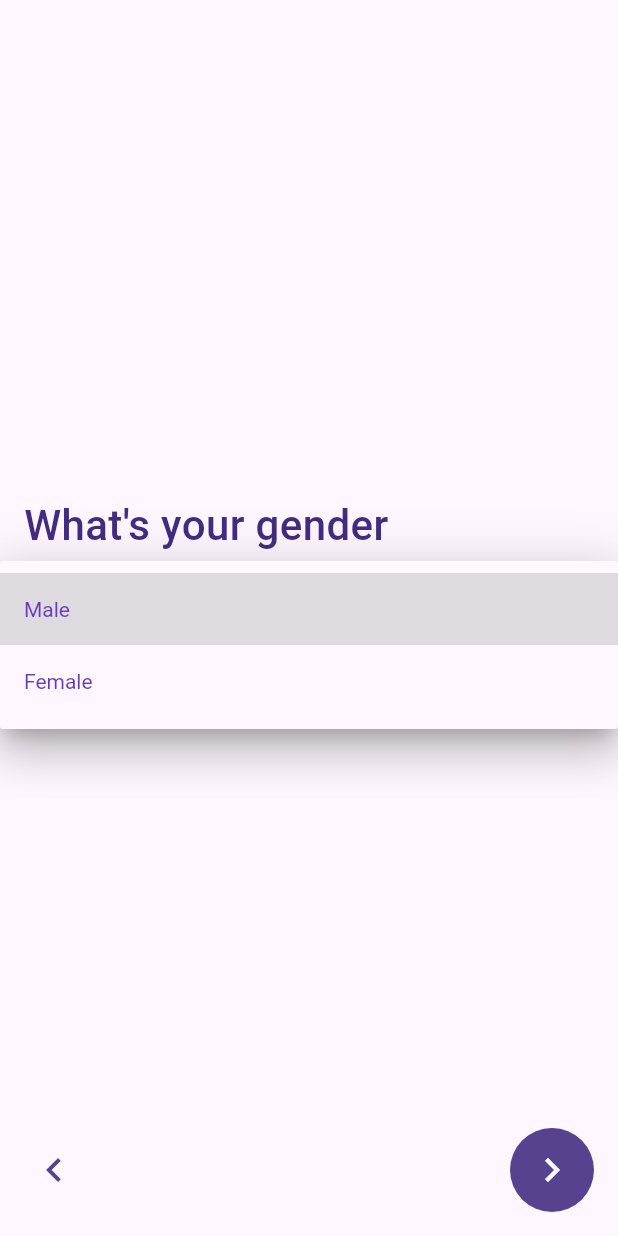
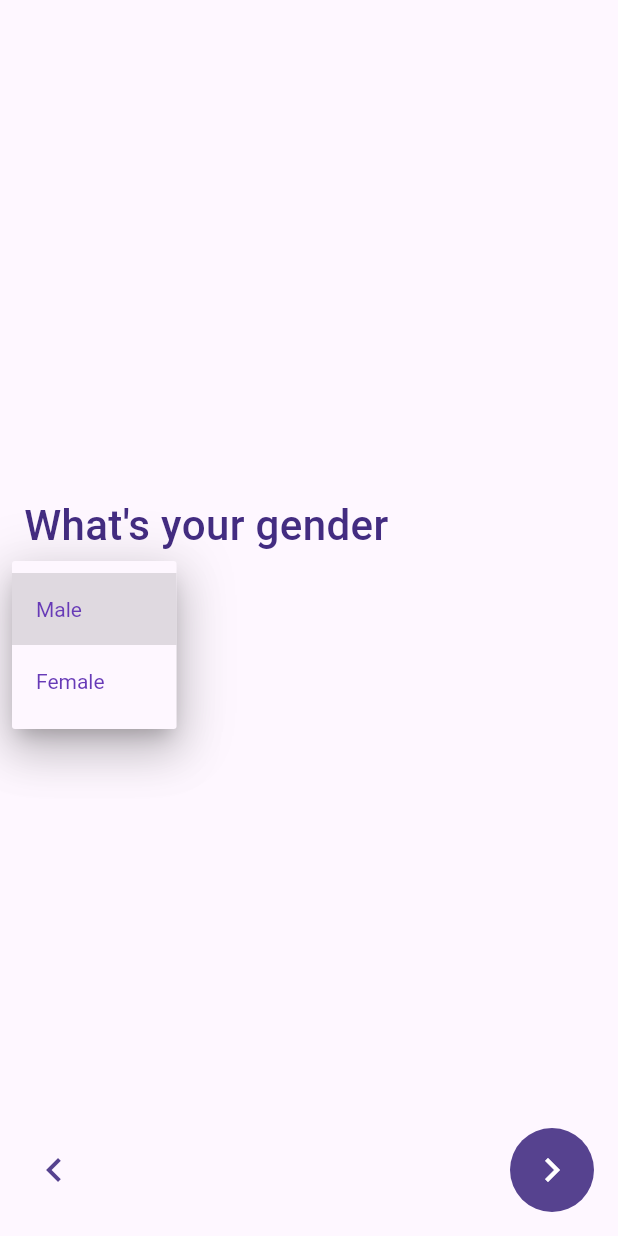
Before and after one commit to areebmomins/nutri_scan, a Flutter app: the screen it shows after launch, after a tap on the "navigate next" icon, after a tap on "Male", on a phone screen of 412 x 824 dp. Run offline on Flutter 3.47's test engine with Material 3 defaults, Android fonts, the phone set to English and light mode, and no system bars; our stand-ins replace camera, equatable, flutter_bloc, image_picker, shared_preferences; missing offline and left inert: google_mlkit_commons, google_mlkit_text_recognition.

Commit message:
add dietary preferences screen

```diff
--- a/lib/registration_flow_screen/bloc/registration_flow_bloc.dart
+++ b/lib/registration_flow_screen/bloc/registration_flow_bloc.dart
@@ -13,14 +13,14 @@ class RegistrationFlowBloc
   String name = '';
   Genders gender = Genders.male;
   String age = '';
-  Allergies allergy = Allergies.allergiesOne;
+  DietaryPreferences dietaryPreferences = DietaryPreferences.ovoVegetarian;
 
   RegistrationFlowBloc() : super(Initial()) {
     on<MoveForward>(_moveForward);
     on<MoveBackward>(_moveBackward);
     on<OnRegFinish>(_onRegFinish);
     on<OnGenderUpdated>(_onGenderUpdate);
-    on<OnAllergyUpdated>(_onAllergyUpdate);
+    on<OnDietaryPreferencesUpdated>(_onDietaryPreferencesUpdate);
   }
 
   void _moveForward(
@@ -56,11 +56,11 @@ class RegistrationFlowBloc
     emit(GenderUpdated(gender));
   }
 
-  void _onAllergyUpdate(
+  void _onDietaryPreferencesUpdate(
     RegistrationFlowEvent event,
     Emitter<RegistrationFlowState> emit,
   ) async {
-    emit(AllergyUpdated(allergy));
+    emit(DietaryPreferencesUpdated(dietaryPreferences));
   }
 }
 
@@ -68,7 +68,7 @@ enum RegistrationFlowScreens {
   nameScreen,
   genderScreen,
   ageScreen,
-  allergiesScreen,
+  dietaryPreferencesScreen,
 }
 
 enum Genders {
@@ -76,7 +76,16 @@ enum Genders {
   female,
 }
 
-enum Allergies {
-  allergiesOne,
-  allergiesTwo,
+enum DietaryPreferences {
+  ovoVegetarian,
+  pescatarian,
+  flexitarian,
+  lactoVegetarian,
+  rawVegan,
+  vegetarianism,
+  kindsOfVegetarians,
+  veganDiet,
+  veganism,
+  macrobiotic,
+  paleotarian,
 }
--- a/lib/registration_flow_screen/bloc/registration_flow_event.dart
+++ b/lib/registration_flow_screen/bloc/registration_flow_event.dart
@@ -28,7 +28,7 @@ final class OnGenderUpdated extends RegistrationFlowEvent {
   List<Object> get props => [];
 }
 
-final class OnAllergyUpdated extends RegistrationFlowEvent {
+final class OnDietaryPreferencesUpdated extends RegistrationFlowEvent {
   @override
   List<Object> get props => [];
 }
--- a/lib/registration_flow_screen/bloc/registration_flow_state.dart
+++ b/lib/registration_flow_screen/bloc/registration_flow_state.dart
@@ -32,11 +32,11 @@ final class GenderUpdated extends RegistrationFlowState {
   List<Object> get props => [gender];
 }
 
-final class AllergyUpdated extends RegistrationFlowState {
-  final Allergies allergy;
+final class DietaryPreferencesUpdated extends RegistrationFlowState {
+  final DietaryPreferences dietaryPreferences;
 
-  const AllergyUpdated(this.allergy);
+  const DietaryPreferencesUpdated(this.dietaryPreferences);
 
   @override
-  List<Object> get props => [allergy];
+  List<Object> get props => [dietaryPreferences];
 }
--- a/lib/registration_flow_screen/registration_flow_screen.dart
+++ b/lib/registration_flow_screen/registration_flow_screen.dart
@@ -1,7 +1,7 @@
 import 'package:flutter/material.dart';
 import 'package:flutter_bloc/flutter_bloc.dart';
 import 'package:nutri_scan/registration_flow_screen/widgets/age_screen.dart';
-import 'package:nutri_scan/registration_flow_screen/widgets/allergies_screen.dart';
+import 'package:nutri_scan/registration_flow_screen/widgets/dietary_preferences_screen.dart';
 import 'package:nutri_scan/registration_flow_screen/widgets/gender_screen.dart';
 import 'package:nutri_scan/registration_flow_screen/widgets/name_screen.dart';
 
@@ -43,8 +43,8 @@ class RegistrationFlowScreen extends StatelessWidget {
                       RegistrationFlowScreens.genderScreen) {
                     return const GenderScreen();
                   } else if (state.screen ==
-                      RegistrationFlowScreens.allergiesScreen) {
-                    return const AllergiesScreen();
+                      RegistrationFlowScreens.dietaryPreferencesScreen) {
+                    return const DietaryPreferencesScreen();
                   } else {
                     return const NameScreen();
                   }
--- a/lib/registration_flow_screen/widgets/gender_screen.dart
+++ b/lib/registration_flow_screen/widgets/gender_screen.dart
@@ -32,8 +32,10 @@ class GenderScreen extends StatelessWidget {
           },
           builder: (context, state) {
             return Container(
-              padding: const EdgeInsets.only(left: 16, top: 12),
-              child: DropdownButton<Genders>(
+              padding: const EdgeInsets.only(left: 24, top: 12),
+              child: Wrap(
+                children: [
+                  DropdownButton<Genders>(
                     value: bloc.gender,
                     icon: const Icon(
                       Icons.keyboard_arrow_down_rounded,
@@ -54,6 +56,8 @@ class GenderScreen extends StatelessWidget {
                         );
                       },
                     ).toList(),
+                  ),
+                ],
               ),
             );
           },
```
Also changed, not shown: lib/registration_flow_screen/widgets/dietary_preferences_screen.dart (renamed from lib/registration_flow_screen/widgets/allergies_screen.dart, +18 -12 lines). Lines whose indentation alone changed are shown as unchanged.
